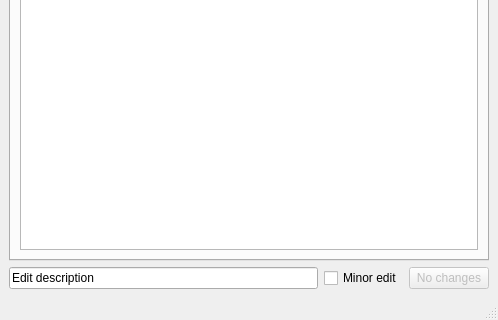
First picture: the form in weboob/applications/qwebcontentedit/ui/main_window.ui, repository laurentb/weboob, before the edit; both pictures show x 0 to 498 and y 223 to 543 of the 498 by 543 pixel window.
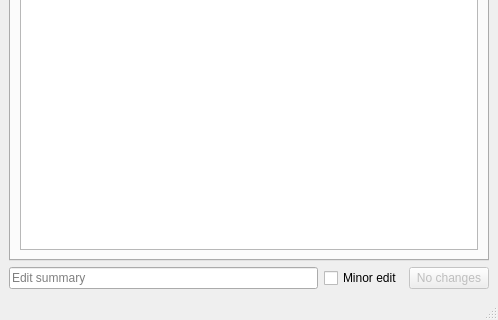
Second picture: the form after the edit.

Commit message: Placeholder text for edit summary.

Patch:
```diff
--- a/weboob/applications/qwebcontentedit/ui/main_window.ui
+++ b/weboob/applications/qwebcontentedit/ui/main_window.ui
@@ -72,7 +72,10 @@
       <item>
        <widget class="QLineEdit" name="descriptionEdit">
         <property name="text">
-         <string>Edit description</string>
+         <string/>
+        </property>
+        <property name="placeholderText">
+         <string>Edit summary</string>
         </property>
        </widget>
       </item>
```
